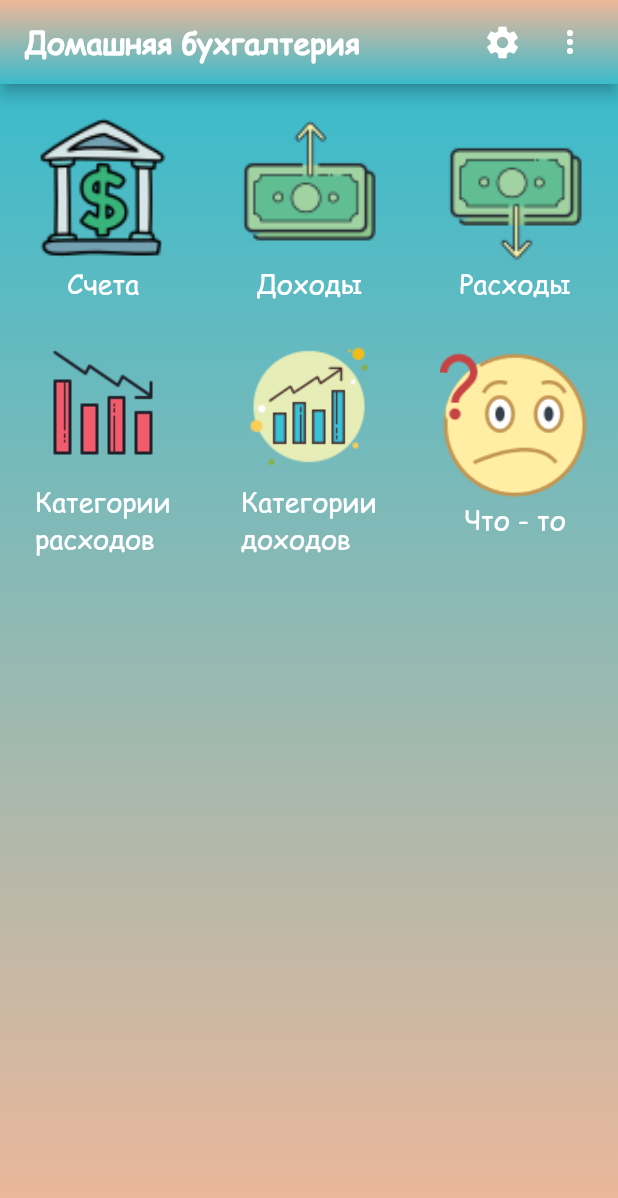
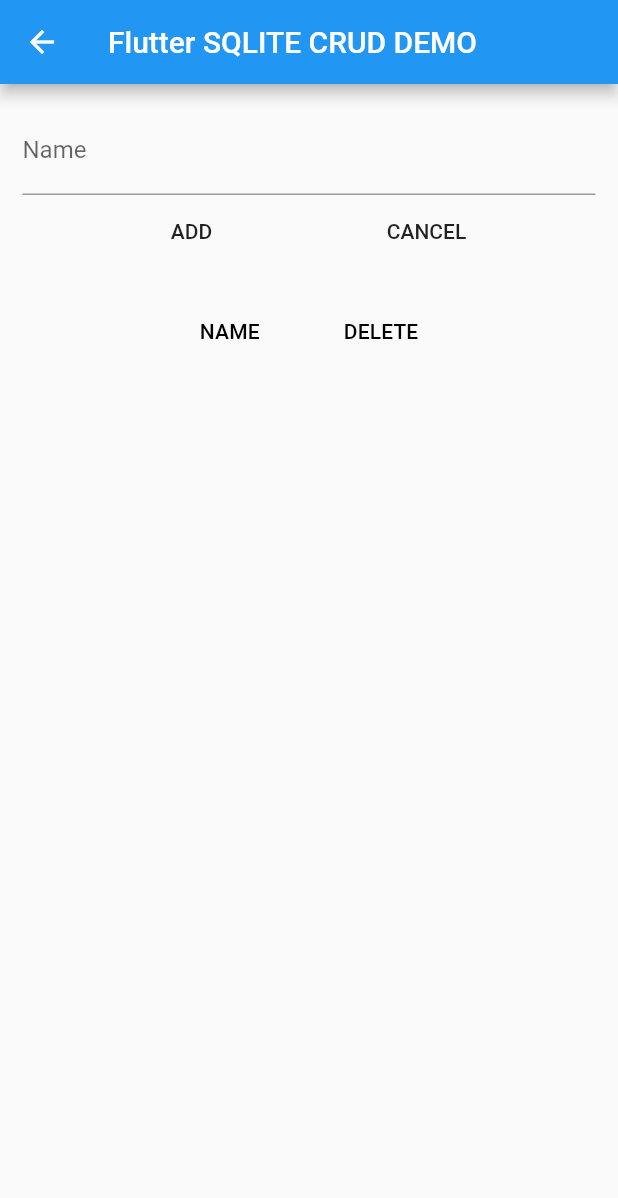
Before and after one commit to DonMins/home_bookkeeping, a Flutter app: the screen it shows after launch, after a tap on "Счета", on a phone screen of 412 x 824 dp. Shown: the top 1198 px of the screen. Run offline on Flutter 3.47's test engine with Material 2 defaults, Android fonts, the phone set to English and light mode, and no system bars; our stand-ins replace sqflite; missing offline and left inert: dart:ffi; accounts and stored records are empty.

Commit message:
Немного настроена работа с базой

```diff
--- /dev/null
+++ b/lib/Accounts.dart
@@ -0,0 +1,227 @@
+import 'package:flutter/cupertino.dart';
+import 'package:flutter/material.dart';
+import 'package:home_bookkeeping/db/HelperDB.dart';
+
+import 'AddAccounts.dart';
+import 'db/AccountDB.dart';
+
+class Accounts  extends StatefulWidget {
+  Accounts({Key key, this.title}) : super(key: key);
+
+  @override
+  State<StatefulWidget> createState() {
+    return _DBTestPageState();
+  }
+
+  final String title;
+}
+  class _DBTestPageState extends State<Accounts>{
+  Future<List<AccountDB>> employees;
+  TextEditingController controller = TextEditingController();
+  String name;
+  int curUserId;
+
+  final formKey = new GlobalKey<FormState>();
+  var dbHelper;
+  bool isUpdating;
+
+  @override
+  void initState() {
+    super.initState();
+    dbHelper = HelperDB();
+    isUpdating = false;
+    refreshList();
+  }
+
+  refreshList() {
+    setState(() {
+      employees = dbHelper.getEmployees();
+    });
+  }
+
+  clearName() {
+    controller.text = '';
+  }
+
+  validate() {
+    if (formKey.currentState.validate()) {
+      formKey.currentState.save();
+      if (isUpdating) {
+        AccountDB e = AccountDB(curUserId, name);
+        dbHelper.update(e);
+        setState(() {
+          isUpdating = false;
+        });
+      } else {
+        AccountDB e = AccountDB(null, name);
+        dbHelper.save(e);
+      }
+      clearName();
+      refreshList();
+    }
+  }
+
+  form() {
+    return Form(
+      key: formKey,
+      child: Padding(
+        padding: EdgeInsets.all(15.0),
+        child: Column(
+          mainAxisAlignment: MainAxisAlignment.center,
+          mainAxisSize: MainAxisSize.min,
+          verticalDirection: VerticalDirection.down,
+          children: <Widget>[
+            TextFormField(
+              controller: controller,
+              keyboardType: TextInputType.text,
+              decoration: InputDecoration(labelText: 'Name'),
+              validator: (val) => val.length == 0 ? 'Enter Name' : null,
+              onSaved: (val) => name = val,
+            ),
+            Row(
+              mainAxisAlignment: MainAxisAlignment.spaceEvenly,
+              children: <Widget>[
+                FlatButton(
+                  onPressed: validate,
+                  child: Text(isUpdating ? 'UPDATE' : 'ADD'),
+                ),
+                FlatButton(
+                  onPressed: () {
+                    setState(() {
+                      isUpdating = false;
+                    });
+                    clearName();
+                  },
+                  child: Text('CANCEL'),
+                )
+              ],
+            ),
+          ],
+        ),
+      ),
+    );
+  }
+
+  SingleChildScrollView dataTable(List<AccountDB> employees) {
+    return SingleChildScrollView(
+      scrollDirection: Axis.vertical,
+      child: DataTable(
+        columns: [
+          DataColumn(
+            label: Text('NAME'),
+          ),
+          DataColumn(
+            label: Text('DELETE'),
+          )
+        ],
+        rows: employees
+            .map(
+              (employee) => DataRow(cells: [
+            DataCell(
+              Text(employee.name),
+              onTap: () {
+                setState(() {
+                  isUpdating = true;
+                  curUserId = employee.id;
+                });
+                controller.text = employee.name;
+              },
+            ),
+            DataCell(IconButton(
+              icon: Icon(Icons.delete),
+              onPressed: () {
+                dbHelper.delete(employee.id);
+                refreshList();
+              },
+            )),
+          ]),
+        )
+            .toList(),
+      ),
+    );
+  }
+
+  list() {
+    return Expanded(
+      child: FutureBuilder(
+        future: employees,
+        builder: (context, snapshot) {
+          if (snapshot.hasData) {
+            return dataTable(snapshot.data);
+          }
+
+          if (null == snapshot.data || snapshot.data.length == 0) {
+            return Text("No Data Found");
+          }
+
+          return CircularProgressIndicator();
+        },
+      ),
+    );
+  }
+  @override
+  Widget build(BuildContext context) {
+    return new Scaffold(
+      appBar: new AppBar(
+        title: new Text('Flutter SQLITE CRUD DEMO'),
+      ),
+      body: new Container(
+        child: new Column(
+          mainAxisAlignment: MainAxisAlignment.start,
+          mainAxisSize: MainAxisSize.min,
+          verticalDirection: VerticalDirection.down,
+          children: <Widget>[
+            form(),
+            list(),
+          ],
+        ),
+      ),
+    );
+  }
+  //
+  // @override
+  // Widget build(BuildContext context) {
+  //   return Scaffold(
+  //     appBar: AppBar(
+  //       title: Text(
+  //         "Счет",
+  //         style: TextStyle(
+  //           fontFamily: 'Comic',
+  //           fontWeight: FontWeight.bold,
+  //         ),
+  //       ),
+  //       actions: <Widget>[
+  //         Padding(
+  //             padding: EdgeInsets.only(right: 20.0),
+  //             child: GestureDetector(
+  //               onTap: () {},
+  //               child: Icon(
+  //                 Icons.settings,
+  //                 size: 26.0,
+  //               ),
+  //             )),
+  //         Padding(
+  //             padding: EdgeInsets.only(right: 20.0),
+  //             child: GestureDetector(
+  //               onTap: () {},
+  //               child: Icon(Icons.more_vert),
+  //             )),
+  //       ],
+  //       flexibleSpace: Container(
+  //           decoration: BoxDecoration(
+  //               gradient: LinearGradient(
+  //                   begin: Alignment.topCenter,
+  //                   end: Alignment.bottomCenter,
+  //                   colors: <Color>[
+  //             Color.fromRGBO(240, 183, 153, 1),
+  //             Color.fromRGBO(59, 187, 203, 1)
+  //           ]))),
+  //     ),
+  //     floatingActionButton: new FloatingActionButton(
+  //       onPressed: () {Navigator.push(context,
+  //           MaterialPageRoute(builder: (context) => AddAccounts(title:"Cчет") ));},
+  //       child: new Icon(Icons.add),
+  //     ),
+  //   );
+  // }
+}
--- a/lib/StartPage.dart
+++ b/lib/StartPage.dart
@@ -1,5 +1,7 @@
 import 'package:flutter/cupertino.dart';
 import 'package:flutter/material.dart';
+
+import 'Accounts.dart';
 
 class StartPage extends StatelessWidget {
   StartPage({Key key, this.title}) : super(key: key);
@@ -54,17 +56,17 @@ class StartPage extends StatelessWidget {
                   Row(
                     mainAxisAlignment: MainAxisAlignment.spaceAround,
                     children: [
-                      _getIconSurveys("icon/bank.png", 'Счета'),
-                      _getIconSurveys("icon/income.png", 'Доходы'),
-                      _getIconSurveys("icon/spend.png", 'Расходы'),
+                      _getIconSurveys("icon/bank.png", 'Счета',context,(context) => Accounts(title:"Счета")),
+                      _getIconSurveys("icon/income.png", 'Доходы',context,(context) => Accounts(title:"Доходы")),
+                      _getIconSurveys("icon/spend.png", 'Расходы',context,(context) => Accounts(title:"Расходы")),
                     ],
                   ),
                   Row(
                     mainAxisAlignment: MainAxisAlignment.spaceAround,
                     children: [
-                      _getIconSurveys("icon/down.png", 'Категории\nрасходов'),
-                      _getIconSurveys("icon/up.png", 'Категории\nдоходов'),
-                      _getIconSurveys("icon/xz.png", 'Что - то'),
+                      _getIconSurveys("icon/down.png", 'Категории\nрасходов',context,(context) => Accounts(title:"Категории\nрасходов")),
+                      _getIconSurveys("icon/up.png", 'Категории\nдоходов',context,(context) => Accounts(title:"Категории\nдоходов")),
+                      _getIconSurveys("icon/xz.png", 'Что - то',context,(context) => {}),
                     ],
                   ),
                 ]))));
@@ -72,11 +74,14 @@ class StartPage extends StatelessWidget {
 }
 
 
-Widget _getIconSurveys(String imgPath, String name) {
+Widget _getIconSurveys(String imgPath, String name, BuildContext context,Function nextPage) {
   return Padding(
       padding: EdgeInsets.all(10.0),
       child: InkWell(
-          onTap: () {},
+          onTap: () {
+            Navigator.push(context,
+                MaterialPageRoute(builder: nextPage ));
+          },
           child: Column(
             mainAxisAlignment: MainAxisAlignment.spaceBetween,
             children: <Widget>[
--- /dev/null
+++ b/lib/db/AccountDB.dart
@@ -0,0 +1,31 @@
+import 'dart:ffi';
+
+class AccountDB {
+  int id;
+  String name;
+  // Double balance;
+  // String cartNum;
+  // String description;
+
+  // AccountDB(this.id, this.name,this.balance,this.cartNum,this.description);
+  AccountDB(this.id, this.name);
+
+  Map<String, dynamic> toMap() {
+    var map = <String, dynamic>{
+      'id': id,
+      'name': name,
+      // 'balance': balance,
+      // 'cartNum': cartNum,
+      // 'description': description,
+    };
+    return map;
+  }
+
+  AccountDB.fromMap(Map<String, dynamic> map) {
+    id = map['id'];
+    name = map['name'];
+    // name = map['balance'];
+    // name = map['cartNum'];
+    // name = map['description'];
+  }
+}
--- /dev/null
+++ b/lib/db/HelperDB.dart
@@ -0,0 +1,77 @@
+import 'dart:async';
+import 'dart:io' as io;
+import 'package:path/path.dart';
+import 'package:path_provider/path_provider.dart';
+import 'package:sqflite/sqflite.dart';
+
+import 'AccountDB.dart';
+
+
+class HelperDB {
+  static Database _db;
+  static const String ID = 'id';
+  static const String NAME = 'name';
+  static const String TABLE = 'AccountDB';
+  static const String DB_NAME = 'accountDb.db';
+
+  Future<Database> get db async {
+    if (_db != null) {
+      return _db;
+    }
+    _db = await initDb();
+    return _db;
+  }
+
+  initDb() async {
+    io.Directory documentsDirectory = await getApplicationDocumentsDirectory();
+    String path = join(documentsDirectory.path, DB_NAME);
+    var db = await openDatabase(path, version: 1, onCreate: _onCreate);
+    return db;
+  }
+
+  _onCreate(Database db, int version) async {
+    await db
+        .execute("CREATE TABLE $TABLE ($ID INTEGER PRIMARY KEY, $NAME TEXT)");
+  }
+
+  Future<AccountDB> save(AccountDB employee) async {
+    var dbClient = await db;
+    employee.id = await dbClient.insert(TABLE, employee.toMap());
+    return employee;
+    /*
+    await dbClient.transaction((txn) async {
+      var query = "INSERT INTO $TABLE ($NAME) VALUES ('" + employee.name + "')";
+      return await txn.rawInsert(query);
+    });
+    */
+  }
+
+  Future<List<AccountDB>> getEmployees() async {
+    var dbClient = await db;
+    List<Map> maps = await dbClient.query(TABLE, columns: [ID, NAME]);
+    //List<Map> maps = await dbClient.rawQuery("SELECT * FROM $TABLE");
+    List<AccountDB> employees = [];
+    if (maps.length > 0) {
+      for (int i = 0; i < maps.length; i++) {
+        employees.add(AccountDB.fromMap(maps[i]));
+      }
+    }
+    return employees;
+  }
+
+  Future<int> delete(int id) async {
+    var dbClient = await db;
+    return await dbClient.delete(TABLE, where: '$ID = ?', whereArgs: [id]);
+  }
+
+  Future<int> update(AccountDB employee) async {
+    var dbClient = await db;
+    return await dbClient.update(TABLE, employee.toMap(),
+        where: '$ID = ?', whereArgs: [employee.id]);
+  }
+
+  Future close() async {
+    var dbClient = await db;
+    dbClient.close();
+  }
+}
--- a/pubspec.yaml
+++ b/pubspec.yaml
@@ -23,6 +23,9 @@ environment:
 dependencies:
   flutter:
     sdk: flutter
+  sqflite: ^1.3.0
+  path_provider: ^1.5.1
+
 
 
   # The following adds the Cupertino Icons font to your application.
```
Also changed, not shown: lib/AddAccounts.dart (added, +80 -0 lines), pubspec.lock.
